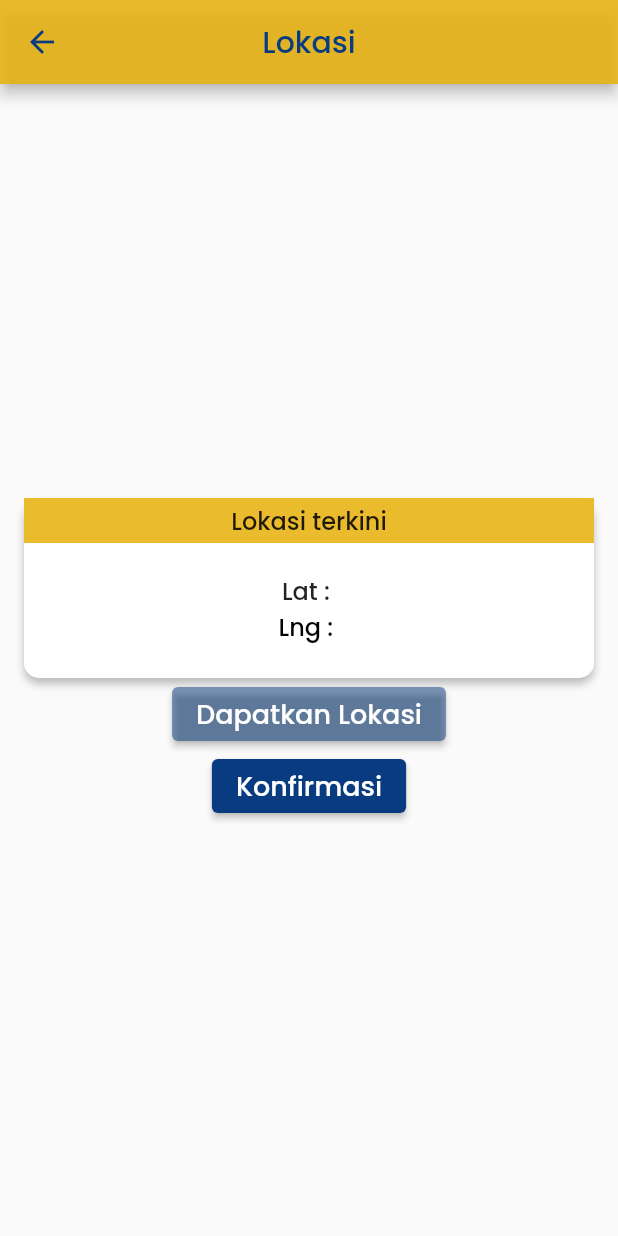
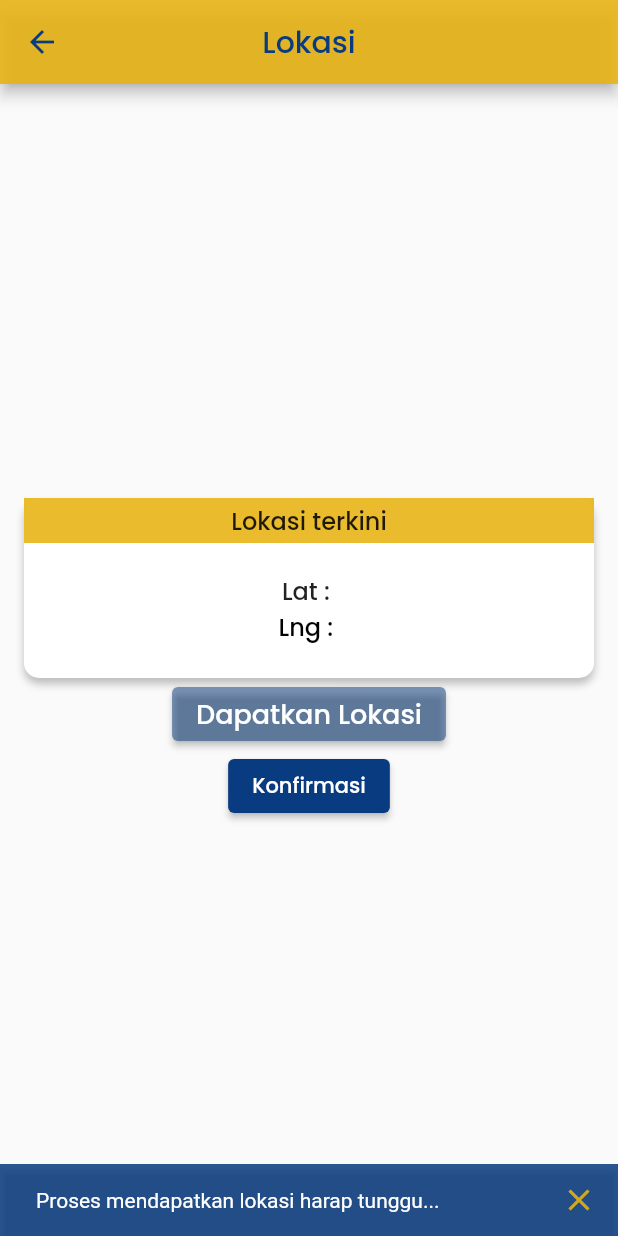
Before and after one commit to TomiSaputraa/FrontendAbsensiRSUD, a Flutter app: the LokasiScreen screen opened directly, after a tap on "Dapatkan Lokasi", on a phone screen of 412 x 824 dp. Run offline on Flutter 3.47's test engine with Material 2 defaults, Android fonts, the phone set to English and light mode, and no system bars; our stand-ins replace dio, flutter_secure_storage, flutter_svg, geolocator, google_fonts, image_picker and 1 more; accounts and stored records are empty; project files that could hold a hidden picture were left out.

Commit message:
update absen

```diff
--- a/lib/services/database_services.dart
+++ b/lib/services/database_services.dart
@@ -42,8 +42,9 @@ class DataBase {
     return preferences.getString(key);
   }
 
-  Future<void> prefRemoveToken() async {
+  /// Fungsi ini menghapus data key dan value dari sharedprefences yang tersimpan
+  Future<void> prefRemoveToken(String key) async {
     SharedPreferences preferences = await _prefs;
-    await preferences.remove('token');
+    await preferences.remove(key);
   }
 }
--- a/lib/ui/screens/user/absen/absen_screen.dart
+++ b/lib/ui/screens/user/absen/absen_screen.dart
@@ -158,12 +158,14 @@ class _AbsenPageState extends State<AbsenPage> {
                   await AbsensiRepositories().createAbsensi(
                     kodeShift: dropdownValue,
                     latitudeMasuk: lat!,
-                    longtitudeMasuk: long!,
+                    longitudeMasuk: long!,
                     fotoMasuk: imageFile,
                   );
 
                   if (mounted) {
-                    // Navigator.pop(context);
+                    DataBase().prefRemoveToken("latitude");
+                    DataBase().prefRemoveToken("longtitude");
+                    Navigator.pop(context);
                   }
                 } catch (e) {
                   if (e is DioException) {
--- a/lib/ui/screens/user/absen/lokasi_screen.dart
+++ b/lib/ui/screens/user/absen/lokasi_screen.dart
@@ -1,5 +1,7 @@
 import 'package:absensi_mattaher/ui/widgets/appbar.dart';
 import 'package:absensi_mattaher/services/database_services.dart';
+import 'package:absensi_mattaher/ui/widgets/konfirmasi_button.dart';
+import 'package:absensi_mattaher/utils/ui_utils.dart';
 import 'package:flutter/material.dart';
 import 'package:geolocator/geolocator.dart';
 
@@ -23,24 +25,21 @@ class _LokasiScreenState extends State<LokasiScreen> {
 
     serviceEnabled = await Geolocator.isLocationServiceEnabled();
     if (!serviceEnabled) {
-      ScaffoldMessenger.of(context).showSnackBar(const SnackBar(
-          content: Text(
-              'Location services are disabled. Please enable the services')));
+      UiUtils.setSnackbar(context,
+          text: "Lokasi tidak di aktifkan, mohon aktifkan!");
       return false;
     }
     permission = await Geolocator.checkPermission();
     if (permission == LocationPermission.denied) {
       permission = await Geolocator.requestPermission();
       if (permission == LocationPermission.denied) {
-        ScaffoldMessenger.of(context).showSnackBar(
-            const SnackBar(content: Text('Location permissions are denied')));
+        UiUtils.setSnackbar(context, text: "Permintaan lokasi ditolak");
         return false;
       }
     }
     if (permission == LocationPermission.deniedForever) {
-      ScaffoldMessenger.of(context).showSnackBar(const SnackBar(
-          content: Text(
-              'Location permissions are permanently denied, we cannot request permissions.')));
+      UiUtils.setSnackbar(context,
+          text: "Lokasi ditolak permanen, mohon hidupkan izin lokasi");
       return false;
     }
     return true;
@@ -138,6 +137,8 @@ class _LokasiScreenState extends State<LokasiScreen> {
           ),
           ElevatedButton(
             onPressed: () async {
+              UiUtils.setSnackbar(context,
+                  text: "Proses mendapatkan lokasi harap tunggu...");
               await _getCurrentPosition();
 
               String? lat = _currentPosition?.latitude.toString();
@@ -163,30 +164,15 @@ class _LokasiScreenState extends State<LokasiScreen> {
               ),
             ),
           ),
-          ElevatedButton(
-            onPressed: () async {
-              var getDatabase = await DataBase().prefGetString('latitude');
-              var getDatabaselong =
-                  await DataBase().prefGetString('longtitude');
+          wKonfirmasiButton(function: () async {
+            var getDatabaselat = await DataBase().prefGetString('latitude');
+            var getDatabaselong = await DataBase().prefGetString('longtitude');
 
-              print('latitudeKey secure: $getDatabase');
-              print('longtitude secure: $getDatabaselong');
-              // ignore: use_build_context_synchronously
-              Navigator.pop(context);
-            },
-            style: const ButtonStyle(
-              backgroundColor: MaterialStatePropertyAll(kPrimaryColor),
-            ),
-            child: const Text(
-              'Konfirmasi',
-              style: TextStyle(
-                color: Colors.white,
-                fontSize: 18,
-                fontWeight: FontWeight.w500,
-                height: 0,
-              ),
-            ),
-          ),
+            print('latitude: $getDatabaselat');
+            print('longtitude: $getDatabaselong');
+
+            Navigator.pop(context);
+          }),
         ],
       ),
     );
--- a/lib/utils/constants/constants.dart
+++ b/lib/utils/constants/constants.dart
@@ -4,7 +4,8 @@ import 'package:google_fonts/google_fonts.dart';
 final kTextStyle = GoogleFonts.poppins();
 
 // endpoint api
-const apiUrl = "http://10.0.2.2:3000/";
+const apiUrl = "https://fond-greatly-lion.ngrok-free.app/";
+// const apiUrl = "http://10.0.2.2:3000/";
 
 // user
 const userApiUrl = '${apiUrl}api/users/';
```
Also changed, not shown: lib/repositories/absensi_repositories.dart (+5 -5 lines).
